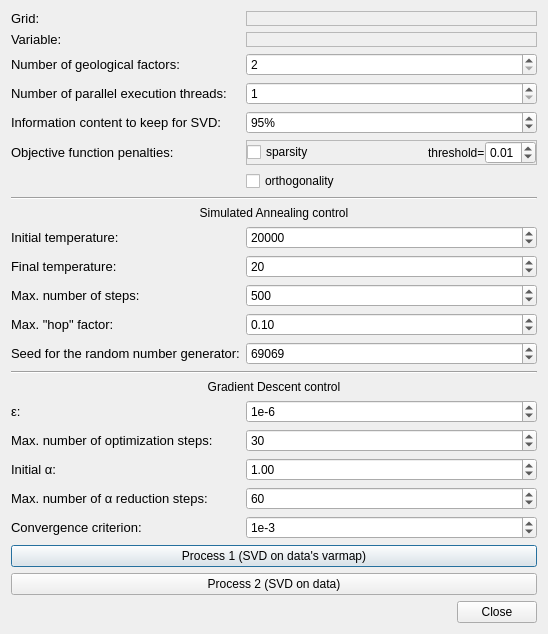
Before: the Qt Designer form imagejockey/vardecomp/variographicdecompositiondialog.ui in PauloCarvalhoRJ/gammaray, drawn with Qt 5.
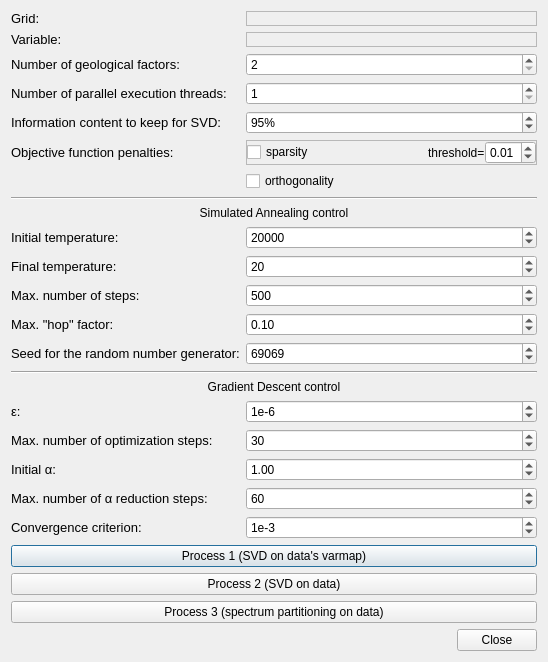
After: the same form once the commit is applied.

Commit message: Variographic Decomposition: preparing for a new atom learning algorithm.

```diff
--- a/imagejockey/vardecomp/variographicdecompositiondialog.ui
+++ b/imagejockey/vardecomp/variographicdecompositiondialog.ui
@@ -7,7 +7,7 @@
     <x>0</x>
     <y>0</y>
     <width>548</width>
-    <height>627</height>
+    <height>652</height>
    </rect>
   </property>
   <property name="windowTitle">
@@ -496,6 +496,13 @@
        </layout>
       </widget>
      </item>
+     <item row="26" column="0" colspan="2">
+      <widget class="QPushButton" name="btnProcess3">
+       <property name="text">
+        <string>Process 3 (spectrum partitioning on data)</string>
+       </property>
+      </widget>
+     </item>
     </layout>
    </item>
    <item>
```
Left out of the diff: 76 changed lines with no effect on the pictures. The commit also changes 2 other files.
